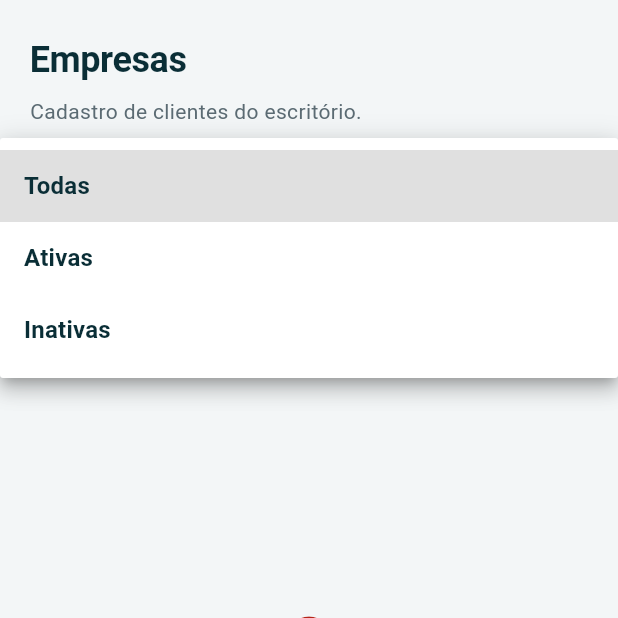
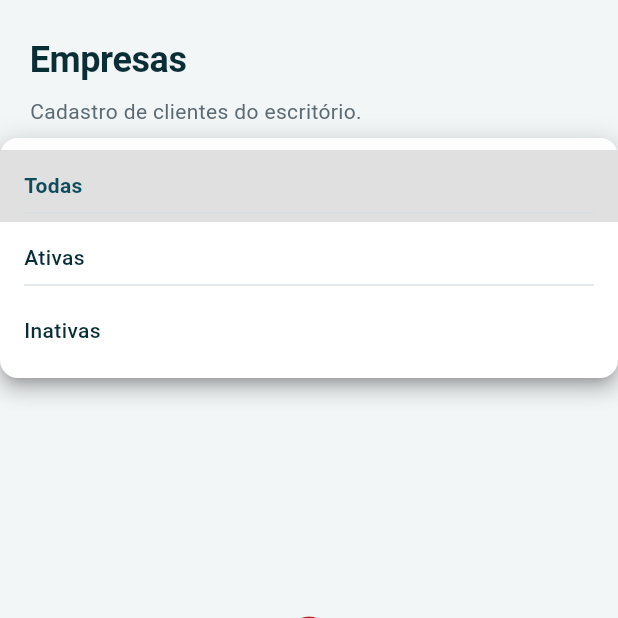
Before and after one commit to marcosvrca/gerenciamento-obrigacoes-frontend, a Flutter app: the EmpresasPage screen opened directly, after a tap on "Todas", on a phone screen of 412 x 824 dp, the top half of it. Run offline on Flutter 3.47's test engine with Material 3 defaults, Android fonts, the phone set to English and light mode, and no system bars; our stand-ins replace dio, file_picker, flutter_riverpod, material_ui, open_filex, shared_preferences; accounts and stored records are empty; network calls fail; Roboto replaces fonts that are missing (Plus Jakarta Sans).

Commit message:
Polish filter dropdowns with rounded menus and item dividers.
Co-authored-by: Cursor <cursoragent@cursor.com>

```diff
--- a/lib/core/widgets/page_header.dart
+++ b/lib/core/widgets/page_header.dart
@@ -118,6 +118,12 @@ class _FilterDropdown extends StatelessWidget {
 
   @override
   Widget build(BuildContext context) {
+    final palette = AppPalette.of(context);
+    final scheme = Theme.of(context).colorScheme;
+    final textTheme = Theme.of(context).textTheme;
+    final fieldRadius = BorderRadius.circular(AppRadii.md);
+    final menuRadius = BorderRadius.circular(AppRadii.md);
+
     return Padding(
       padding: const EdgeInsets.fromLTRB(
         AppSpacing.page,
@@ -129,21 +135,87 @@ class _FilterDropdown extends StatelessWidget {
         key: ValueKey(selected ?? '__all__'),
         initialValue: selected,
         isExpanded: true,
+        borderRadius: menuRadius,
+        dropdownColor: palette.surface,
+        icon: Icon(
+          Icons.keyboard_arrow_down_rounded,
+          color: scheme.primary,
+        ),
+        style: textTheme.bodyLarge?.copyWith(color: palette.ink),
         decoration: InputDecoration(
           labelText: label,
+          filled: true,
+          fillColor: palette.surface,
           contentPadding: const EdgeInsets.symmetric(
             horizontal: AppSpacing.lg,
             vertical: AppSpacing.md,
           ),
+          border: OutlineInputBorder(
+            borderRadius: fieldRadius,
+            borderSide: BorderSide(
+              color: palette.border,
+              width: palette.borderWidth,
+            ),
+          ),
+          enabledBorder: OutlineInputBorder(
+            borderRadius: fieldRadius,
+            borderSide: BorderSide(
+              color: palette.border,
+              width: palette.borderWidth,
+            ),
+          ),
+          focusedBorder: OutlineInputBorder(
+            borderRadius: fieldRadius,
+            borderSide: BorderSide(color: scheme.primary, width: 1.5),
+          ),
         ),
-        items: options
-            .map(
-              (option) => DropdownMenuItem<String?>(
-                value: option.value,
-                child: Text(option.label),
+        selectedItemBuilder: (context) {
+          return options
+              .map(
+                (option) => Align(
+                  alignment: Alignment.centerLeft,
+                  child: Text(
+                    option.label,
+                    style: textTheme.bodyLarge?.copyWith(
+                      color: palette.ink,
+                      fontWeight: FontWeight.w600,
+                    ),
+                  ),
+                ),
+              )
+              .toList();
+        },
+        items: [
+          for (var i = 0; i < options.length; i++)
+            DropdownMenuItem<String?>(
+              value: options[i].value,
+              child: Container(
+                width: double.infinity,
+                padding: const EdgeInsets.symmetric(vertical: AppSpacing.sm),
+                decoration: BoxDecoration(
+                  border: i == options.length - 1
+                      ? null
+                      : Border(
+                          bottom: BorderSide(
+                            color: palette.border.withValues(alpha: 0.85),
+                            width: palette.borderWidth,
+                          ),
+                        ),
+                ),
+                child: Text(
+                  options[i].label,
+                  style: textTheme.bodyMedium?.copyWith(
+                    color: selected == options[i].value
+                        ? scheme.primary
+                        : palette.ink,
+                    fontWeight: selected == options[i].value
+                        ? FontWeight.w700
+                        : FontWeight.w500,
+                  ),
+                ),
               ),
-            )
-            .toList(),
+            ),
+        ],
         onChanged: (value) => onSelected(value),
       ),
     );
```
Also changed, not shown: lib/core/theme/app_theme.dart (+37 -0 lines).
